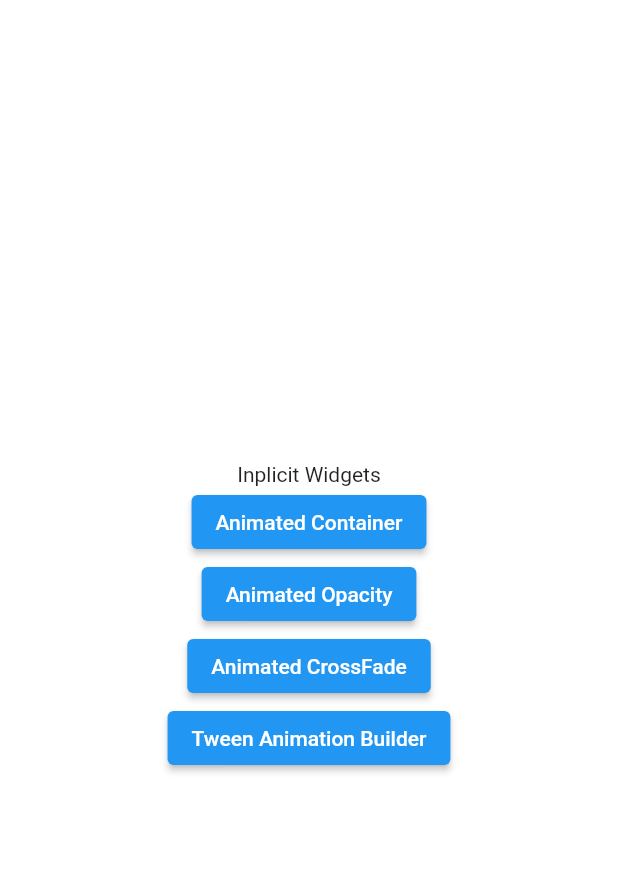
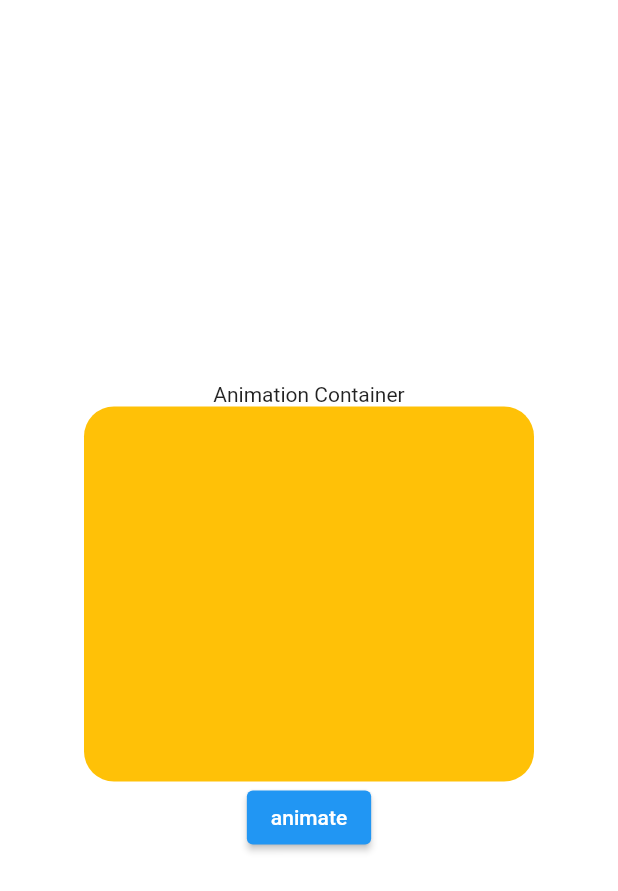
Before and after one commit to alirezat66/flutter_animations, a Flutter app: the screen it shows after launch, after a tap on "Animated Container", on a phone screen of 412 x 824 dp. Shown: the top 891 px of the screen. Run offline on Flutter 3.47's test engine with Material 2 defaults, Android fonts, the phone set to English and light mode, and no system bars.

Commit message:
add animation container screen

```diff
--- a/lib/main.dart
+++ b/lib/main.dart
@@ -1,3 +1,4 @@
+import 'package:animation_training/screen/animation_container_screen.dart';
 import 'package:animation_training/screen/home_screen.dart';
 import 'package:flutter/material.dart';
 
@@ -17,6 +18,7 @@ class MyApp extends StatelessWidget {
       initialRoute: 'home',
       routes: {
         'home': (context) => HomeScreen(),
+        'container':(context)=> AnimationContainerScreen(),
       },
     );
   }
--- /dev/null
+++ b/lib/screen/animation_container_screen.dart
@@ -0,0 +1,56 @@
+import 'package:flutter/material.dart';
+
+class AnimationContainerScreen extends StatefulWidget {
+  const AnimationContainerScreen({Key? key}) : super(key: key);
+
+  @override
+  _AnimationContainerScreenState createState() =>
+      _AnimationContainerScreenState();
+}
+
+class _AnimationContainerScreenState extends State<AnimationContainerScreen> {
+  double width = 300;
+  double height = 250;
+  double radius = 20;
+  Color color = Colors.amber;
+  @override
+  Widget build(BuildContext context) {
+    return Scaffold(
+      backgroundColor: Colors.white,
+      body: SafeArea(
+        child: Center(
+          child: Column(
+            mainAxisSize: MainAxisSize.max,
+            mainAxisAlignment: MainAxisAlignment.center,
+            crossAxisAlignment: CrossAxisAlignment.center,
+            children: [
+              Text('Animation Container'),
+              AnimatedContainer(
+                curve: Curves.easeInToLinear,
+                duration: Duration(milliseconds: 600),
+                width: width,
+                height: height,
+                decoration: BoxDecoration(
+                  borderRadius: BorderRadius.circular(radius),
+                  color: color,
+                ),
+              ),
+              ElevatedButton(
+                  onPressed: () {
+                    setState(() {
+                      width = width == 300 ? 250 : 300;
+                      height = height == 250 ? 300 : 250;
+                      color = color == Colors.amber
+                          ? Colors.redAccent
+                          : Colors.amber;
+                      radius = radius == 20 ? 5 : 20;
+                    });
+                  },
+                  child: Text('animate'))
+            ],
+          ),
+        ),
+      ),
+    );
+  }
+}
--- a/lib/screen/home_screen.dart
+++ b/lib/screen/home_screen.dart
@@ -15,10 +15,16 @@ class HomeScreen extends StatelessWidget {
             crossAxisAlignment: CrossAxisAlignment.center,
             children: [
               Text('Inplicit Widgets'),
-              ElevatedButton(onPressed: () {}, child: Text('Animated Container')),
+              ElevatedButton(
+                  onPressed: () {
+                    Navigator.pushNamed(context, 'container');
+                  },
+                  child: Text('Animated Container')),
               ElevatedButton(onPressed: () {}, child: Text('Animated Opacity')),
-              ElevatedButton(onPressed: () {}, child: Text('Animated CrossFade')),
-              ElevatedButton(onPressed: () {}, child: Text('Tween Animation Builder')),
+              ElevatedButton(
+                  onPressed: () {}, child: Text('Animated CrossFade')),
+              ElevatedButton(
+                  onPressed: () {}, child: Text('Tween Animation Builder')),
             ],
           ),
         ),
```
